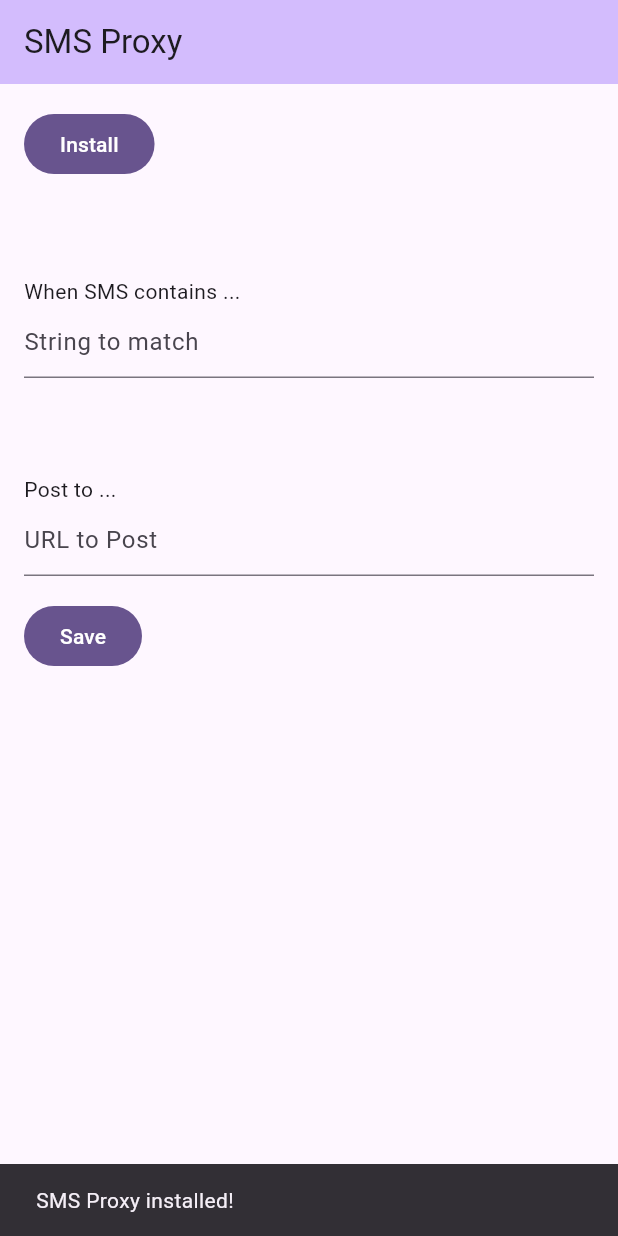
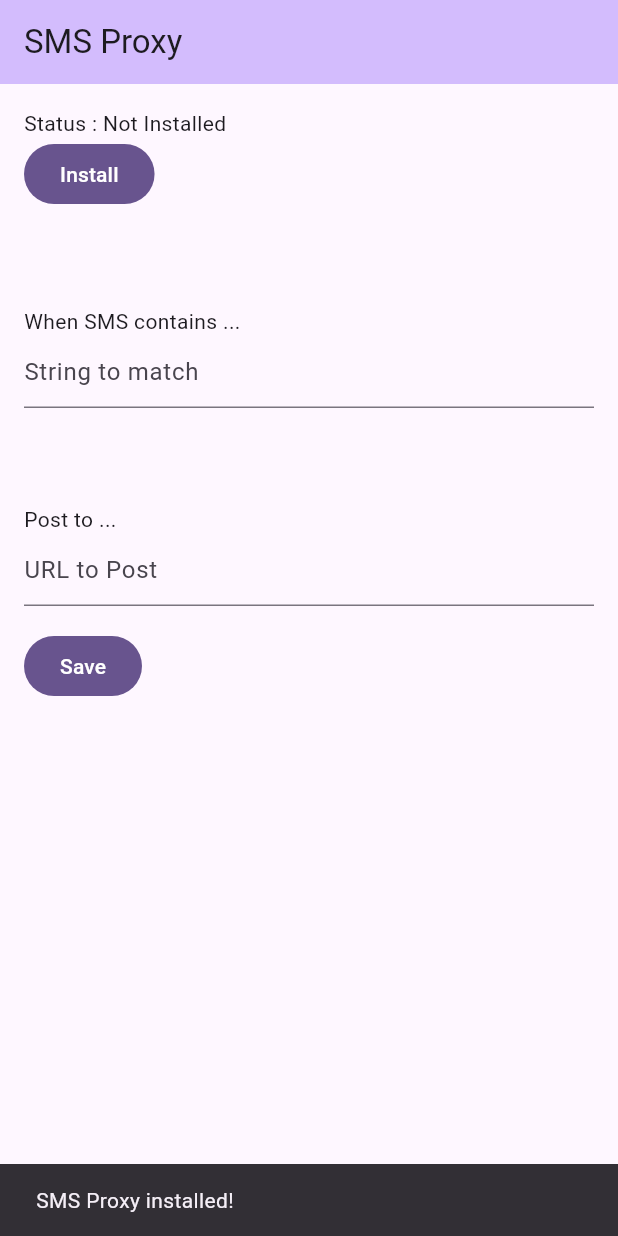
Before and after one commit to hosikiti/sms_proxy, a Flutter app: the screen it shows after launch, after a tap on "Install", on a phone screen of 412 x 824 dp. Run offline on Flutter 3.47's test engine with Material 3 defaults, Android fonts, the phone set to English and light mode, and no system bars; our stand-ins replace dio, permission_handler, shared_preferences; missing offline and left inert: readsms.

Commit message:
Install listener automatically when app is started

```diff
--- a/lib/main.dart
+++ b/lib/main.dart
@@ -1,3 +1,4 @@
+import 'dart:async';
 import 'dart:convert';
 
 import 'package:dio/dio.dart';
@@ -65,6 +66,21 @@ class _MyHomePageState extends State<MyHomePage> {
   final urlController = TextEditingController();
   final keywordController = TextEditingController();
   Setting setting = Setting(url: "", keyword: "");
+  StreamSubscription? subscription;
+
+  @override
+  void initState() {
+    super.initState();
+
+    // Install the plugin if the settings are already saved.
+    WidgetsBinding.instance.addPostFrameCallback((_) {
+      if (setting.url.isNotEmpty && setting.keyword.isNotEmpty) {
+        setState(() async {
+          await install(context);
+        });
+      }
+    });
+  }
 
   @override
   Widget build(BuildContext context) {
@@ -92,6 +108,9 @@ class _MyHomePageState extends State<MyHomePage> {
             mainAxisAlignment: MainAxisAlignment.start,
             crossAxisAlignment: CrossAxisAlignment.start,
             children: [
+              Text(
+                "Status : ${subscription != null ? "Installed" : "Not Installed"}",
+              ),
               FilledButton(
                   onPressed: () async {
                     final status = await Permission.sms.status;
@@ -100,21 +119,9 @@ class _MyHomePageState extends State<MyHomePage> {
                     final isGranted = await Permission.sms.request().isGranted;
                     print(isGranted);
 
-                    final plugin = Readsms();
-                    plugin.read();
-                    plugin.smsStream.listen((sms) async {
-                      print("${sms.sender} : ${sms.body}");
-
-                      if (!sms.body.contains(setting.keyword)) {
-                        return;
-                      }
-
-                      final dio = Dio();
-                      await dio.post(setting.url, data: {"text": sms.body});
-                    });
-
-                    ScaffoldMessenger.of(context).showSnackBar(
-                        const SnackBar(content: Text("SMS Proxy installed!")));
+                    if (context.mounted) {
+                      install(context);
+                    }
                   },
                   child: const Text("Install")),
               const SizedBox(height: 64.0),
@@ -157,4 +164,28 @@ class _MyHomePageState extends State<MyHomePage> {
           ),
         ));
   }
+
+  Future<void> install(BuildContext context) async {
+    final plugin = Readsms();
+    plugin.read();
+
+    if (subscription != null) {
+      await subscription?.cancel();
+    }
+    subscription = plugin.smsStream.listen((sms) async {
+      print("${sms.sender} : ${sms.body}");
+
+      if (!sms.body.contains(setting.keyword)) {
+        return;
+      }
+
+      final dio = Dio();
+      await dio.post(setting.url, data: {"text": sms.body});
+    });
+
+    if (context.mounted) {
+      ScaffoldMessenger.of(context)
+          .showSnackBar(const SnackBar(content: Text("SMS Proxy installed!")));
+    }
+  }
 }
```
